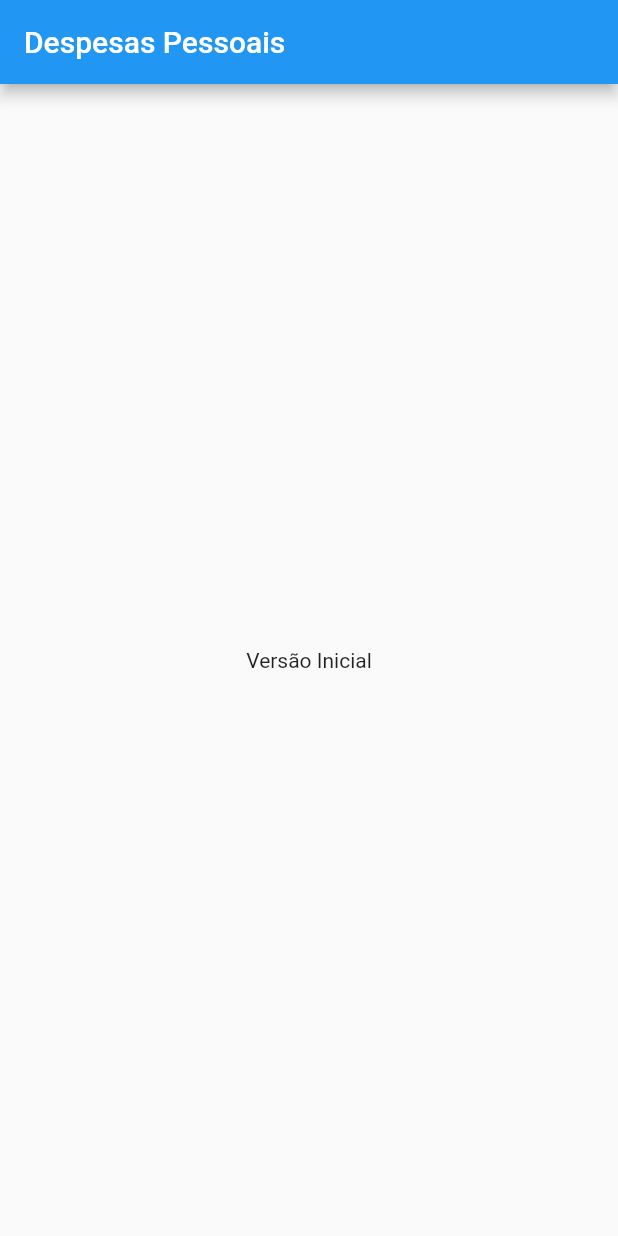
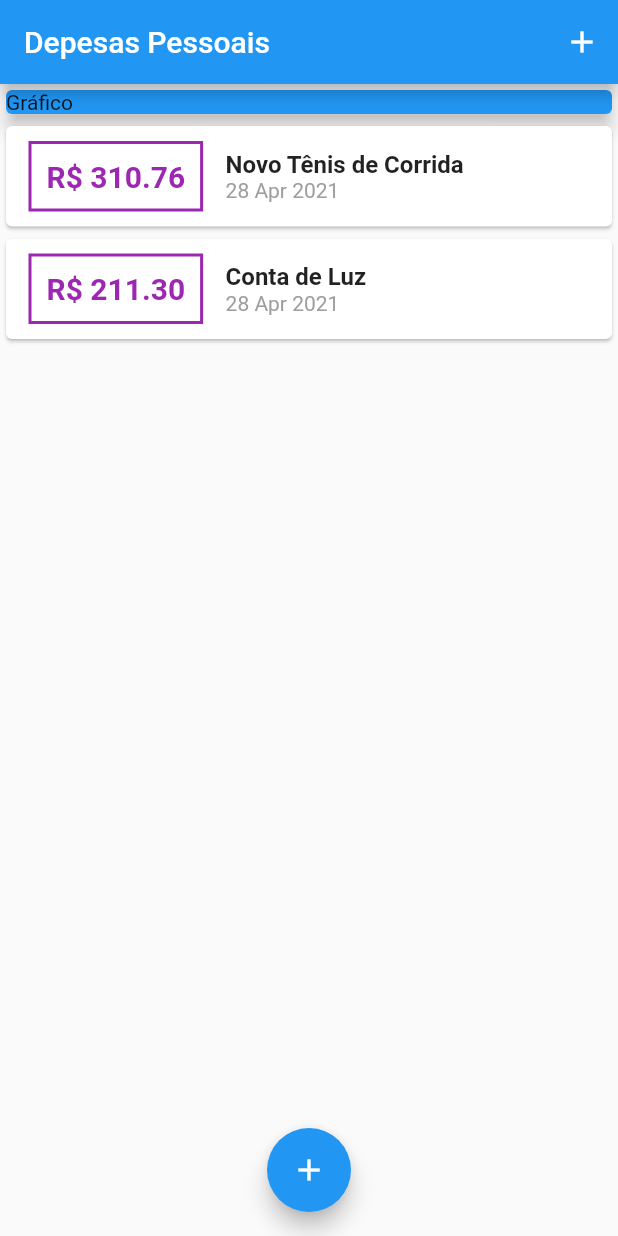
Before and after one commit to diegosouzacdv/expense, a Flutter app: the screen it shows after launch, on a phone screen of 412 x 824 dp. Run offline on Flutter 3.47's test engine with Material 2 defaults, Android fonts, the phone set to English and light mode, and no system bars.

Commit message:
Iniciando app

```diff
--- /dev/null
+++ b/lib/components/transaction_list.dart
@@ -0,0 +1,67 @@
+import 'package:expenses/models/transaction.dart';
+import 'package:flutter/material.dart';
+import 'package:intl/intl.dart';
+
+class TransactionList extends StatelessWidget {
+
+  final List<Transaction> transactions;
+
+  TransactionList(this.transactions);
+
+  @override
+  Widget build(BuildContext context) {
+    return Container(
+      height: 300,
+      child: ListView.builder(
+        itemCount: transactions.length,
+        itemBuilder: (context, index){
+          final tr = transactions[index];
+          return Card(
+              child: Row(
+                children: [
+                  Container(
+                    margin: EdgeInsets.symmetric(
+                      horizontal: 15,
+                      vertical: 10,
+                    ),
+                    decoration: BoxDecoration(
+                        border: Border.all(
+                      color: Colors.purple,
+                      width: 2,
+                    )),
+                    padding: EdgeInsets.all(10),
+                    child: Text(
+                      'R\$ ${tr.value.toStringAsFixed(2)}',
+                      style: TextStyle(
+                        fontWeight: FontWeight.bold,
+                        fontSize: 20,
+                        color: Colors.purple,
+                      ),
+                    ),
+                  ),
+                  Column(
+                    crossAxisAlignment: CrossAxisAlignment.start,
+                    children: [
+                      Text(
+                        tr.title,
+                        style: TextStyle(
+                          fontSize: 16,
+                          fontWeight: FontWeight.bold,
+                        ),
+                      ),
+                      Text(
+                        DateFormat('d MMM y').format(tr.date),
+                        style: TextStyle(
+                          color: Colors.grey,
+                        ),
+                      ),
+                    ],
+                  ),
+                ],
+              ),
+            );
+        }
+        ),
+    );
+  }
+}
--- a/lib/main.dart
+++ b/lib/main.dart
@@ -1,4 +1,9 @@
+import 'package:expenses/components/transaction_form.dart';
 import 'package:flutter/material.dart';
+import 'dart:math';
+import 'components/transaction_form.dart';
+import 'components/transaction_list.dart';
+import 'models/transaction.dart';
 
 main() => runApp(ExpensesApp());
 
@@ -11,17 +16,80 @@ class ExpensesApp extends StatelessWidget {
   }
 }
 
-class MyHomePage extends StatelessWidget {
+class MyHomePage extends StatefulWidget {
+  @override
+  _MyHomePageState createState() => _MyHomePageState();
+}
+
+class _MyHomePageState extends State<MyHomePage> {
+  final _transactions = [
+    Transaction(
+      id: 't1',
+      title: 'Novo Tênis de Corrida',
+      value: 310.76,
+      date: DateTime.now(),
+    ),
+    Transaction(
+      id: 't2',
+      title: 'Conta de Luz',
+      value: 211.30,
+      date: DateTime.now(),
+    ),
+  ];
+
+  _addTransaction(String title, double value) {
+    final newTransaction = Transaction(
+      id: Random().nextDouble().toString(),
+      title: title,
+      value: value,
+      date: DateTime.now(),
+    );
+
+    setState(() {
+      _transactions.add(newTransaction);
+    });
+  }
+
+  _openTransactionFormModal(BuildContext context) {
+    showModalBottomSheet(
+        context: context,
+        builder: (_) {
+          return TransactionForm(null);
+        });
+  }
+
   @override
   Widget build(BuildContext context) {
     return Scaffold(
       appBar: AppBar(
-        title: Text('Despesas Pessoais'),
+        title: Text('Depesas Pessoais'),
+        actions: <Widget>[
+          IconButton(
+            icon: Icon(Icons.add),
+            onPressed: () => _openTransactionFormModal(context),
+          )
+        ],
       ),
-      body: Center(
-      child: Text('Versão Inicial'),
-    ),
+      body: SingleChildScrollView(
+        child: Column(
+          crossAxisAlignment: CrossAxisAlignment.stretch,
+          children: <Widget>[
+            Container(
+              child: Card(
+                color: Colors.blue,
+                child: Text('Gráfico'),
+                elevation: 5,
+              ),
+            ),
+            TransactionList(_transactions),
+          ],
+        ),
+      ),
+      floatingActionButton: FloatingActionButton(
+        child: Icon(Icons.add),
+        onPressed: () => _openTransactionFormModal(context),
+      ),
+      floatingActionButtonLocation: FloatingActionButtonLocation.centerFloat,
     );
   }
-
 }
--- /dev/null
+++ b/lib/models/transaction.dart
@@ -0,0 +1,15 @@
+import 'package:flutter/foundation.dart';
+
+class Transaction {
+  final String id;
+  final String title;
+  final double value;
+  final DateTime date;
+
+  Transaction({
+    @required this.id,
+    @required this.title,
+    @required this.value,
+    @required this.date,
+  });
+}
--- a/pubspec.yaml
+++ b/pubspec.yaml
@@ -23,7 +23,7 @@ environment:
 dependencies:
   flutter:
     sdk: flutter
-
+  intl: 0.17.0
 
   # The following adds the Cupertino Icons font to your application.
   # Use with the CupertinoIcons class for iOS style icons.
```
Also changed, not shown: lib/components/transaction_form.dart (added, +66 -0 lines), pubspec.lock.
